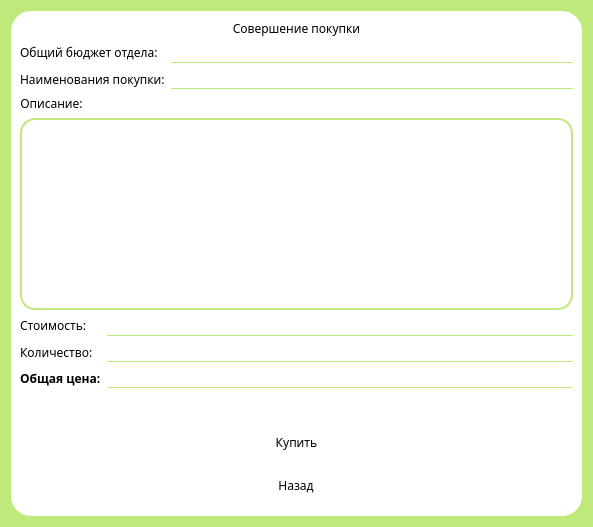
Savely2402/course-project, file UI/makePurchase/makePurchase.ui: the form before one commit.
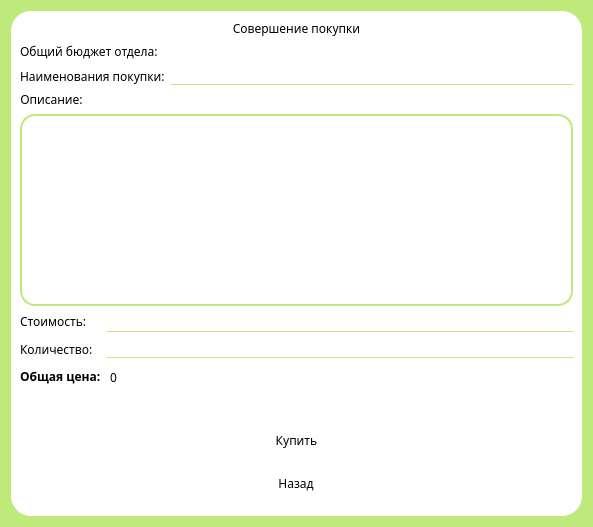
The form after the commit.

Patch:
```diff
--- a/UI/makePurchase/makePurchase.ui
+++ b/UI/makePurchase/makePurchase.ui
@@ -87,9 +87,15 @@
           <item>
            <layout class="QVBoxLayout" name="PurchaseDetails1InputsBlock">
             <item>
-             <widget class="QLineEdit" name="TotalDepartmentBudgetInput">
-              <property name="styleSheet">
-               <string notr="true">border-bottom: 1px solid rgb(191, 233, 123);</string>
+             <widget class="QLabel" name="TotalDepartmentBudgetLabel">
+              <property name="sizePolicy">
+               <sizepolicy hsizetype="Preferred" vsizetype="Fixed">
+                <horstretch>0</horstretch>
+                <verstretch>0</verstretch>
+               </sizepolicy>
+              </property>
+              <property name="text">
+               <string/>
               </property>
              </widget>
             </item>
@@ -196,9 +202,18 @@
            </widget>
           </item>
           <item>
-           <widget class="QLineEdit" name="TotalPriceInput">
+           <widget class="QLabel" name="TotalPriceLabel_2">
+            <property name="sizePolicy">
+             <sizepolicy hsizetype="Preferred" vsizetype="Fixed">
+              <horstretch>0</horstretch>
+              <verstretch>0</verstretch>
+             </sizepolicy>
+            </property>
             <property name="styleSheet">
-             <string notr="true">border-bottom: 1px solid rgb(191, 233, 123);</string>
+             <string notr="true">margin-top: 5px;</string>
+            </property>
+            <property name="text">
+             <string>0</string>
             </property>
            </widget>
           </item>
```
